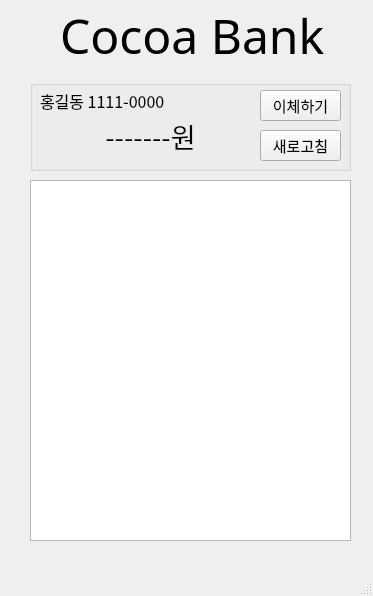
This is ui/ui_main.ui in deunlee/Cocoa-Bank as Qt 5 draws it before an edit. The edited form follows.
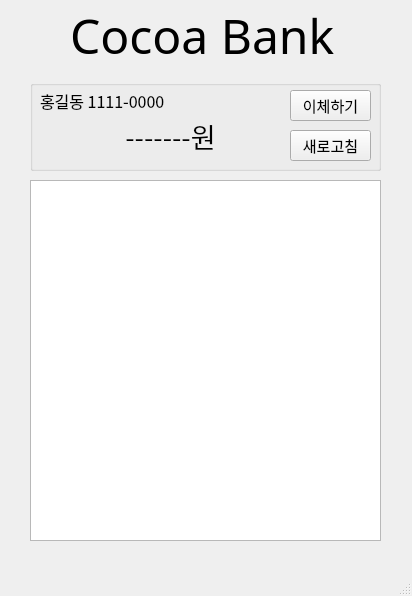
This is the edited form.

The edit to the form file:
```diff
--- a/ui/ui_main.ui
+++ b/ui/ui_main.ui
@@ -6,7 +6,7 @@
    <rect>
     <x>0</x>
     <y>0</y>
-    <width>373</width>
+    <width>412</width>
     <height>596</height>
    </rect>
   </property>
@@ -23,7 +23,7 @@
    <widget class="QLabel" name="label_title">
     <property name="geometry">
      <rect>
-      <x>60</x>
+      <x>70</x>
       <y>10</y>
       <width>271</width>
       <height>51</height>
@@ -44,7 +44,7 @@
      <rect>
       <x>30</x>
       <y>180</y>
-      <width>321</width>
+      <width>351</width>
       <height>361</height>
      </rect>
     </property>
@@ -54,7 +54,7 @@
      <rect>
       <x>30</x>
       <y>80</y>
-      <width>321</width>
+      <width>351</width>
       <height>91</height>
      </rect>
     </property>
@@ -83,9 +83,9 @@
     <widget class="QLabel" name="label_balance">
      <property name="geometry">
       <rect>
-       <x>20</x>
+       <x>30</x>
        <y>30</y>
-       <width>201</width>
+       <width>221</width>
        <height>51</height>
       </rect>
      </property>
@@ -105,7 +105,7 @@
     <widget class="QPushButton" name="btn_transfer">
      <property name="geometry">
       <rect>
-       <x>230</x>
+       <x>260</x>
        <y>10</y>
        <width>81</width>
        <height>31</height>
@@ -118,7 +118,7 @@
     <widget class="QPushButton" name="btn_refresh">
      <property name="geometry">
       <rect>
-       <x>230</x>
+       <x>260</x>
        <y>50</y>
        <width>81</width>
        <height>31</height>
```
Left out of the diff: 4 changed lines with no effect on the pictures.
